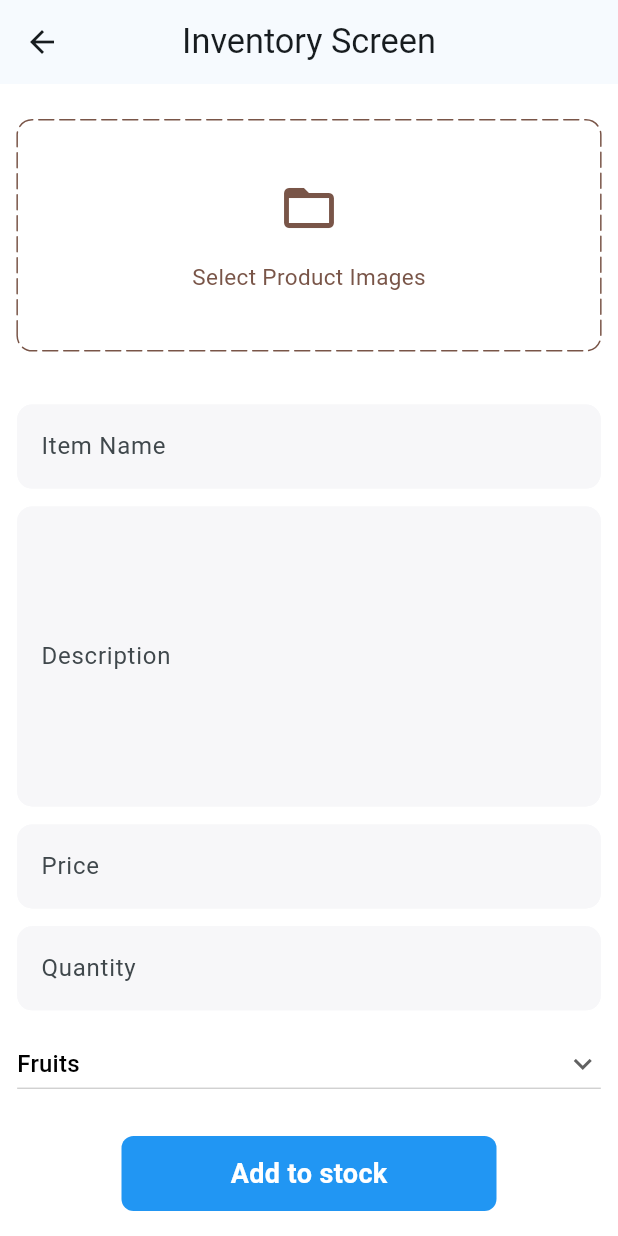
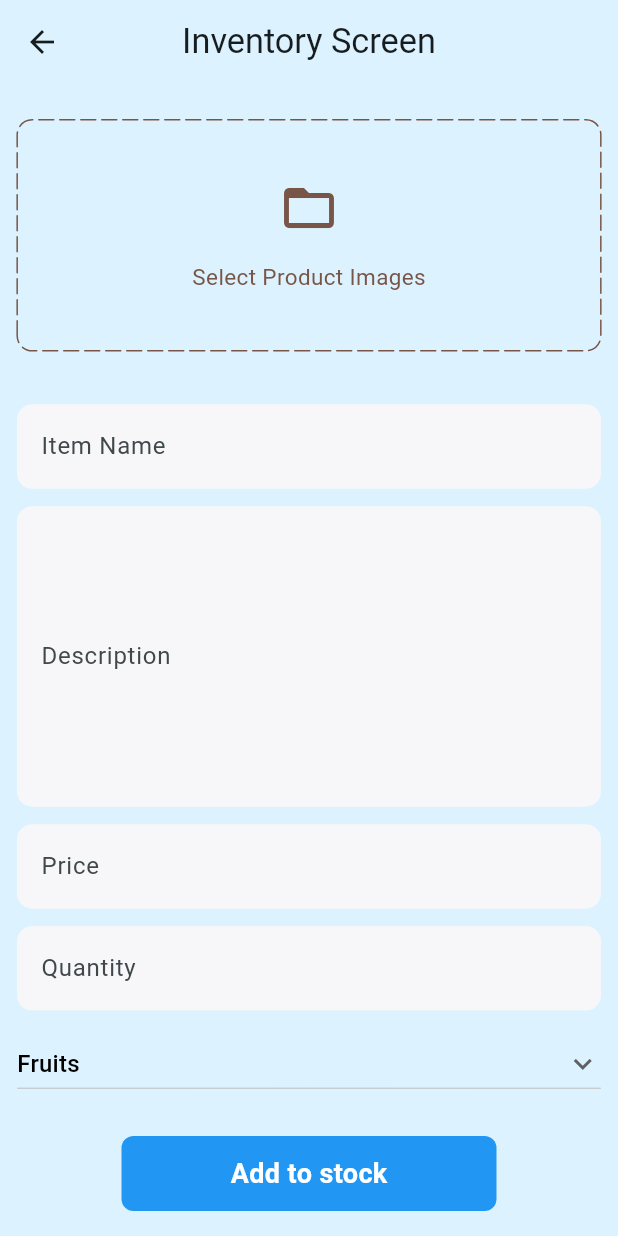
Before and after one commit to gullhassan23/WholesaleGrocassryStore, a Flutter app: the screen it shows after launch, after a tap on "Inventory", on a phone screen of 412 x 824 dp. Run offline on Flutter 3.47's test engine with Material 3 defaults, Android fonts, the light colour scheme and no system bars; drawn by our look-alikes of dotted_border; our stand-ins replace carousel_slider, cloud_firestore, firebase_auth, firebase_core, firebase_storage, flashy_tab_bar2 and 6 more; missing offline and left inert: bcrypt; accounts and stored records are empty.

```diff
--- a/wholesaleapp/lib/screens/Admin/AdminHome.dart
+++ b/wholesaleapp/lib/screens/Admin/AdminHome.dart
@@ -15,7 +15,9 @@ class AdminHome extends StatelessWidget {
 
     return ScreenUtilInit(
       builder: (context, child) => Scaffold(
+        backgroundColor: Color(0xffdcf3ff),
         appBar: AppBar(
+          backgroundColor: Color(0xffdcf3ff),
           centerTitle: true,
           automaticallyImplyLeading: false,
           title: GestureDetector(
--- a/wholesaleapp/lib/screens/Admin/EditScreen.dart
+++ b/wholesaleapp/lib/screens/Admin/EditScreen.dart
@@ -88,7 +88,11 @@ class _EditProductScreenState extends State<EditProductScreen> {
   @override
   Widget build(BuildContext context) {
     return Scaffold(
-      appBar: AppBar(title: Text('Edit Product')),
+      backgroundColor: Color(0xffdcf3ff),
+      appBar: AppBar(
+          backgroundColor: Color(0xffdcf3ff),
+          centerTitle: true,
+          title: Text('Edit Product')),
       body: Padding(
         padding: const EdgeInsets.all(16.0),
         child: Form(
--- a/wholesaleapp/lib/screens/Admin/InventoryScreen.dart
+++ b/wholesaleapp/lib/screens/Admin/InventoryScreen.dart
@@ -70,7 +70,9 @@ class _InventoryScreenState extends State<InventoryScreen> {
   @override
   Widget build(BuildContext context) {
     return Scaffold(
+      backgroundColor: Color(0xffdcf3ff),
       appBar: AppBar(
+        backgroundColor: Color(0xffdcf3ff),
         surfaceTintColor: Colors.white,
         centerTitle: true,
         title: GestureDetector(
@@ -170,7 +172,7 @@ class _InventoryScreenState extends State<InventoryScreen> {
                     width: double.infinity,
                     child: DropdownButton(
                       isExpanded: true,
-                      dropdownColor: Color(0xfff2f2f2),
+                      dropdownColor: Color(0xffFFFDD0),
                       value: category,
                       icon: Icon(Icons.keyboard_arrow_down),
                       items: productCategories.map((String item) {
```
Also changed, not shown: wholesaleapp/lib/screens/Admin/StockScreen.dart (+39 -5 lines).
